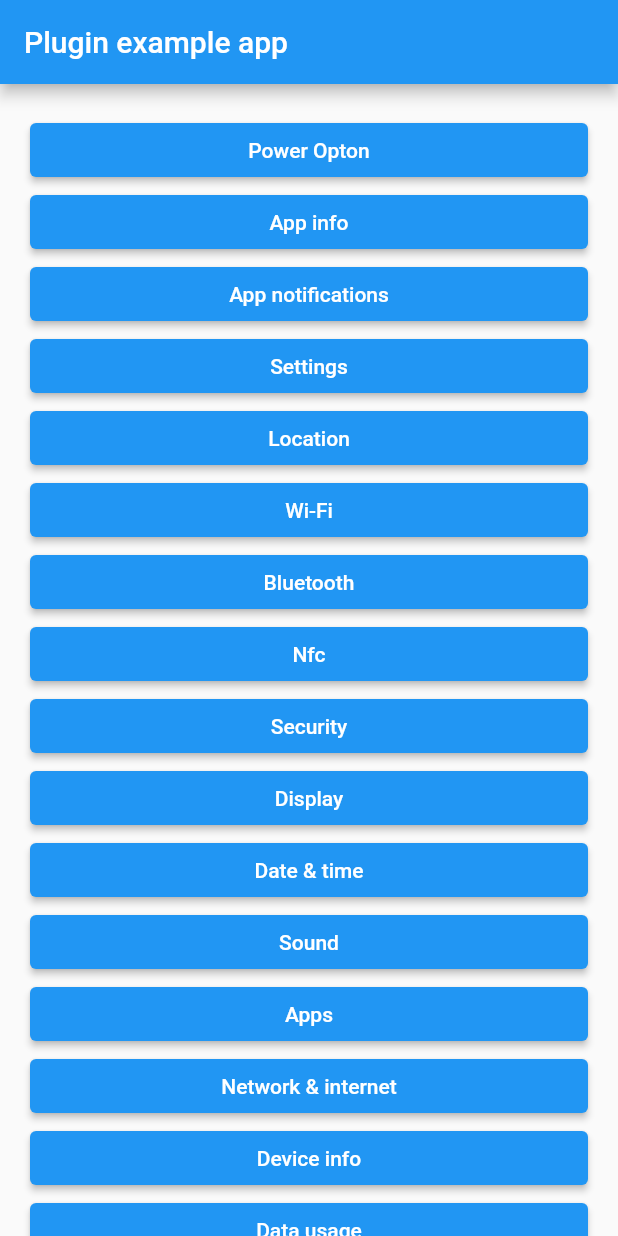
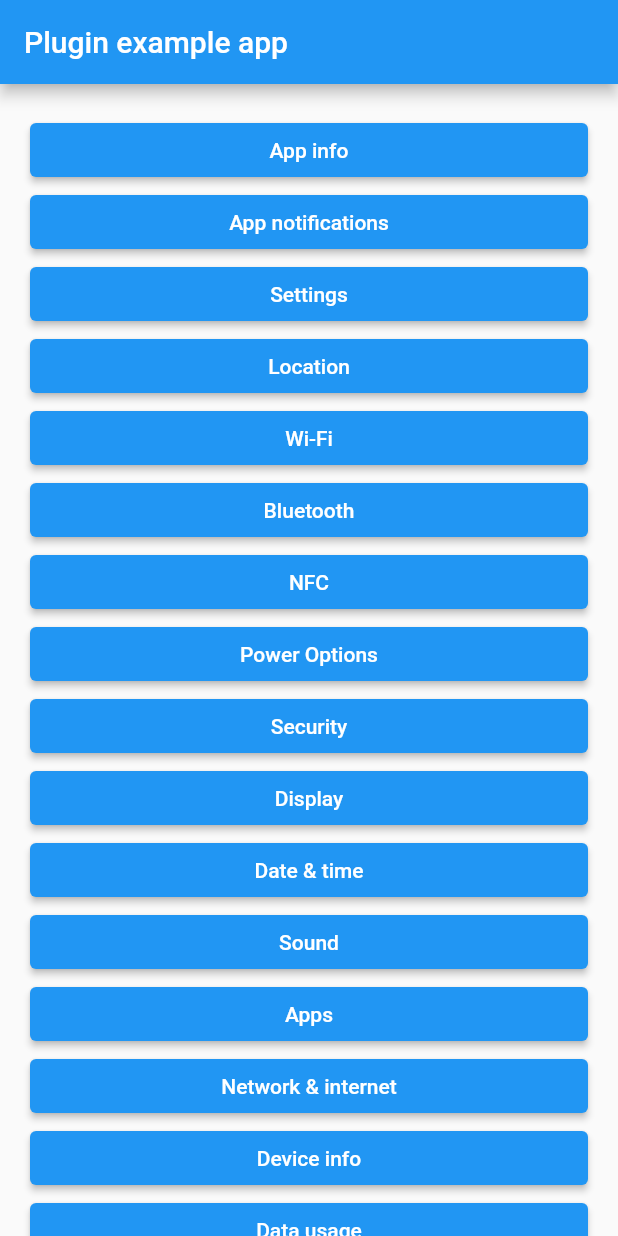
Before and after one commit to fweinaug/system_settings, a Flutter app: the screen it shows after launch, on a phone screen of 412 x 824 dp. Run offline on Flutter 3.47's test engine with Material 2 defaults, Android fonts, the phone set to English and light mode, and no system bars.

Commit message:
update example

```diff
--- a/example/lib/main.dart
+++ b/example/lib/main.dart
@@ -15,10 +15,6 @@ class MyApp extends StatelessWidget {
           child: ListView(
             padding: EdgeInsets.all(20.0),
             children: <Widget>[
-              ElevatedButton(
-                child: Text('Power Opton'),
-                onPressed: () => SystemSettings.powerOptions(),
-              ),
               ElevatedButton(
                 child: Text('App info'),
                 onPressed: () => SystemSettings.app(),
@@ -44,8 +40,12 @@ class MyApp extends StatelessWidget {
                 onPressed: () => SystemSettings.bluetooth(),
               ),
               ElevatedButton(
-                child: Text('Nfc'),
+                child: Text('NFC'),
                 onPressed: () => SystemSettings.nfc(),
+              ),
+              ElevatedButton(
+                child: Text('Power Options'),
+                onPressed: () => SystemSettings.powerOptions(),
               ),
               ElevatedButton(
                 child: Text('Security'),
```
Also changed, not shown: 4 other files.
